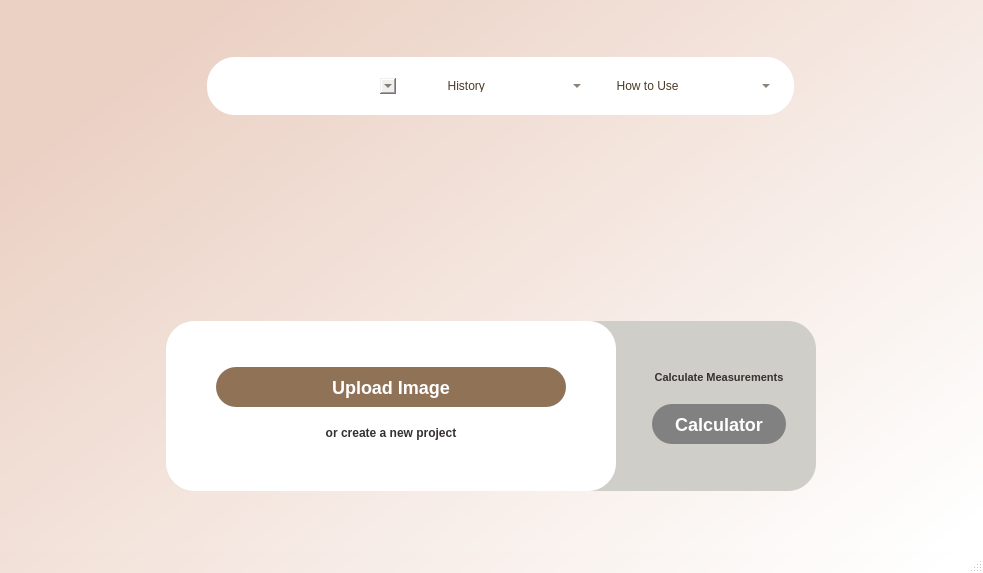
Above: User Interface/HomeTest.ui from jpnora07/Crackterize before the change. Below: the same form after it.
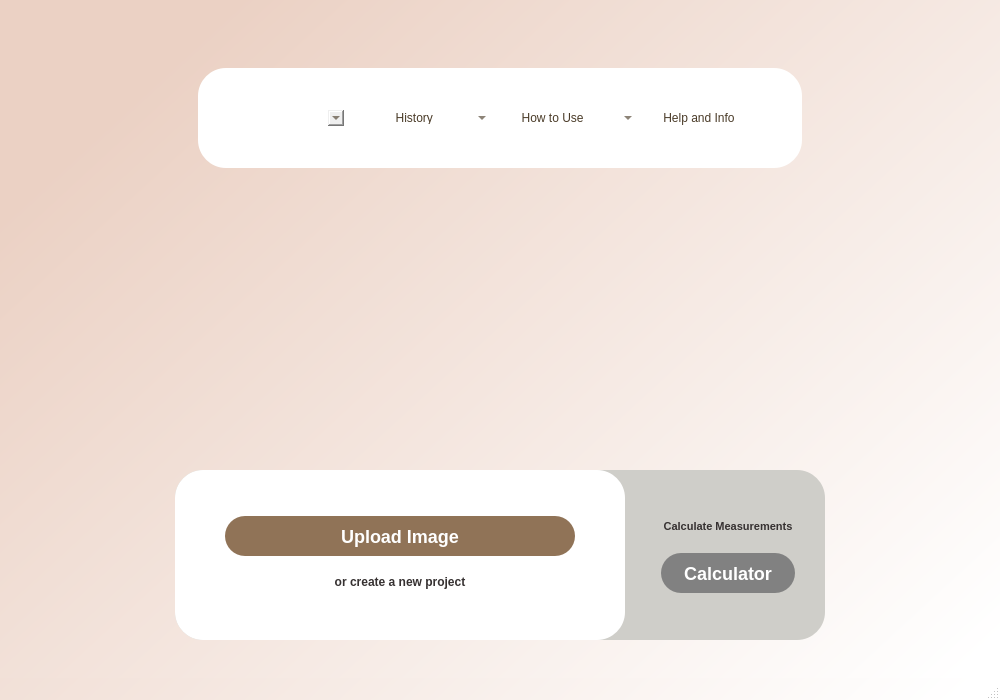
That is the form after the change. Icons and pictures are not drawn.

What changed in the file:
```diff
--- a/User Interface/HomeTest.ui
+++ b/User Interface/HomeTest.ui
@@ -12,14 +12,14 @@
    <rect>
     <x>0</x>
     <y>0</y>
-    <width>983</width>
-    <height>573</height>
+    <width>1000</width>
+    <height>700</height>
    </rect>
   </property>
   <property name="minimumSize">
    <size>
-    <width>983</width>
-    <height>573</height>
+    <width>1000</width>
+    <height>700</height>
    </size>
   </property>
   <property name="maximumSize">
@@ -58,24 +58,7 @@
       </property>
       <layout class="QVBoxLayout" name="verticalLayout">
        <item>
-        <widget class="QWidget" name="widget_3" native="true">
-         <layout class="QVBoxLayout" name="verticalLayout_2">
-          <item>
-           <widget class="QWidget" name="widget_6" native="true">
-            <property name="styleSheet">
-             <string notr="true">background-image:url(:/images/Crackterize.png);
-background-repeat: no-repeat; 
-background-position: center;</string>
-            </property>
             <widget class="QWidget" name="widget_2" native="true">
-             <property name="geometry">
-              <rect>
-               <x>0</x>
-               <y>-20</y>
-               <width>947</width>
-               <height>168</height>
-              </rect>
-             </property>
              <layout class="QVBoxLayout" name="verticalLayout_3">
               <property name="leftMargin">
                <number>180</number>
@@ -250,11 +233,97 @@
                    </item>
                   </widget>
                  </item>
+             <item>
+              <widget class="QWidget" name="how_widget" native="true">
+               <layout class="QHBoxLayout" name="horizontalLayout_5">
+                <property name="spacing">
+                 <number>0</number>
+                </property>
+                <property name="leftMargin">
+                 <number>0</number>
+                </property>
+                <property name="topMargin">
+                 <number>0</number>
+                </property>
+                <property name="rightMargin">
+                 <number>0</number>
+                </property>
+                <property name="bottomMargin">
+                 <number>0</number>
+                </property>
+                <item>
+                 <widget class="QPushButton" name="how_btn2">
+                  <property name="styleSheet">
+                   <string notr="true">font: 600 12pt &quot;Segoe UI&quot;;
+color:#4A3B28;
+background: transparent;</string>
+                  </property>
+                  <property name="text">
+                   <string>Help and Info</string>
+                  </property>
+                  <property name="iconSize">
+                   <size>
+                    <width>21</width>
+                    <height>21</height>
+                   </size>
+                  </property>
+                  <property name="default">
+                   <bool>false</bool>
+                  </property>
+                  <property name="flat">
+                   <bool>true</bool>
+                  </property>
+                 </widget>
+                </item>
+                <item>
+                 <widget class="QPushButton" name="how_btn">
+                  <property name="maximumSize">
+                   <size>
+                    <width>40</width>
+                    <height>16777215</height>
+                   </size>
+                  </property>
+                  <property name="styleSheet">
+                   <string notr="true">
+background: transparent;</string>
+                  </property>
+                  <property name="text">
+                   <string/>
+                  </property>
+                  <property name="icon">
+                   <iconset resource="../images/images.qrc">
+                    <normaloff>:/images/arrowdown.png</normaloff>:/images/arrowdown.png</iconset>
+                  </property>
+                  <property name="iconSize">
+                   <size>
+                    <width>21</width>
+                    <height>21</height>
+                   </size>
+                  </property>
+                  <property name="flat">
+                   <bool>true</bool>
+                  </property>
+                 </widget>
+                </item>
                 </layout>
                </widget>
               </item>
              </layout>
             </widget>
+          </item>
+         </layout>
+        </widget>
+       </item>
+       <item>
+        <widget class="QWidget" name="widget_3" native="true">
+         <layout class="QVBoxLayout" name="verticalLayout_2">
+          <item>
+           <widget class="QWidget" name="widget_6" native="true">
+            <property name="styleSheet">
+             <string notr="true">background-image:url(:/images/Crackterize.png);
+background-repeat: no-repeat; 
+background-position: center;</string>
+            </property>
            </widget>
           </item>
          </layout>
```
Lines whose indentation alone changed are shown as unchanged.
